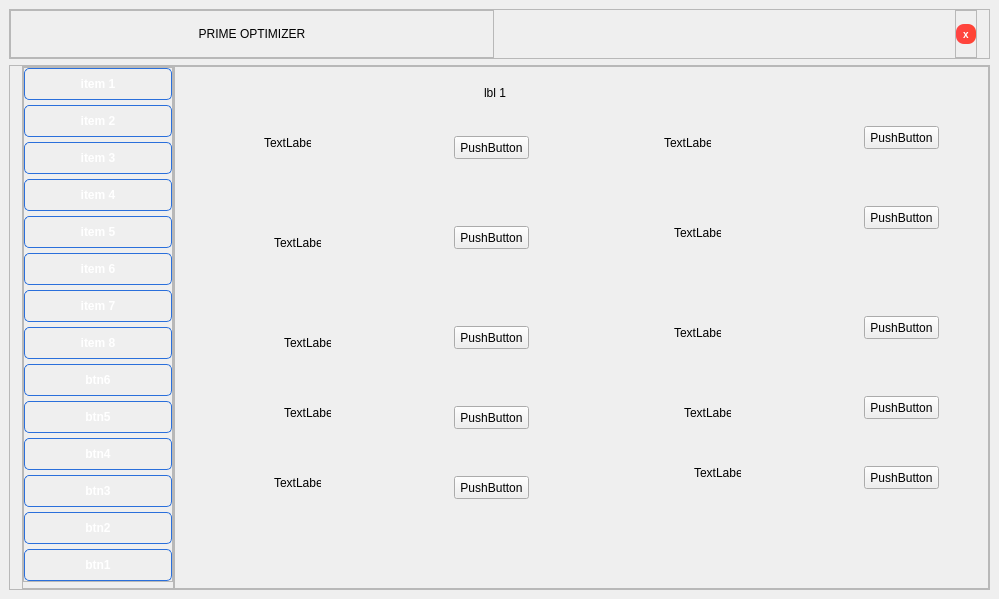
Before: the Qt Designer form interface.ui in ratestheme/project-1, drawn with Qt 5.
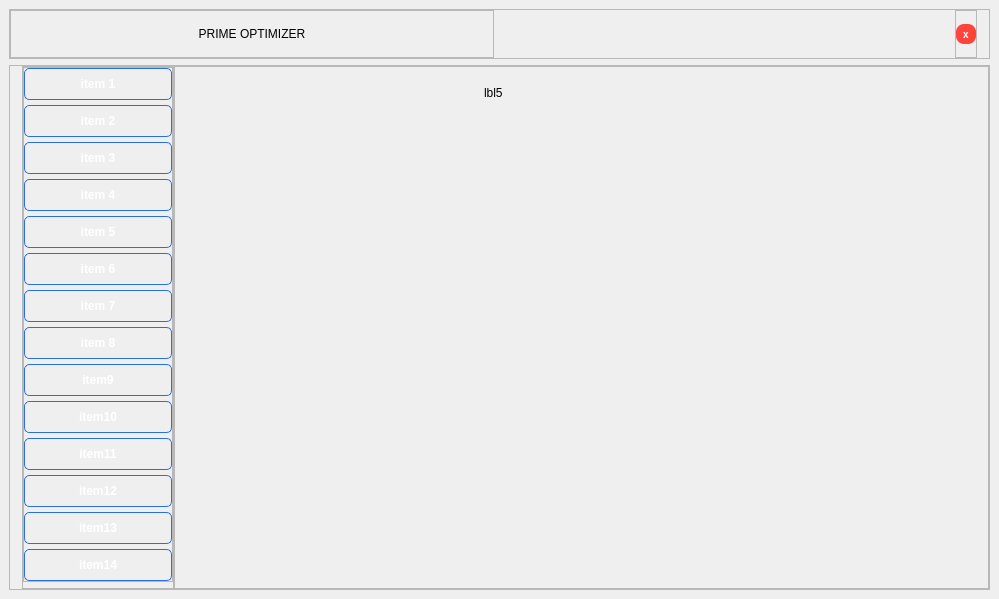
After: the same form once the commit is applied. The open tabs and pages were chosen to show the change.

Diff of the .ui file:
```diff
--- a/interface.ui
+++ b/interface.ui
@@ -7,7 +7,7 @@
     <x>0</x>
     <y>0</y>
     <width>999</width>
-    <height>576</height>
+    <height>585</height>
    </rect>
   </property>
   <property name="windowTitle">
@@ -551,7 +551,7 @@
 }</string>
                </property>
                <property name="text">
-                <string>btn6</string>
+                <string>item9</string>
                </property>
               </widget>
              </item>
@@ -585,7 +585,7 @@
 }</string>
                </property>
                <property name="text">
-                <string>btn5</string>
+                <string>item10</string>
                </property>
               </widget>
              </item>
@@ -619,7 +619,7 @@
 }</string>
                </property>
                <property name="text">
-                <string>btn4</string>
+                <string>item11</string>
                </property>
               </widget>
              </item>
@@ -653,7 +653,7 @@
 }</string>
                </property>
                <property name="text">
-                <string>btn3</string>
+                <string>item12</string>
                </property>
               </widget>
              </item>
@@ -687,7 +687,7 @@
 }</string>
                </property>
                <property name="text">
-                <string>btn2</string>
+                <string>item13</string>
                </property>
               </widget>
              </item>
@@ -721,7 +721,7 @@
 }</string>
                </property>
                <property name="text">
-                <string>btn1</string>
+                <string>item14</string>
                </property>
               </widget>
              </item>
@@ -752,7 +752,7 @@
           <item>
            <widget class="QStackedWidget" name="stackedWidget">
             <property name="currentIndex">
-             <number>8</number>
+             <number>11</number>
             </property>
             <widget class="QWidget" name="page">
              <widget class="QLabel" name="label_2">
@@ -874,282 +874,8 @@
               </property>
              </widget>
             </widget>
-            <widget class="QWidget" name="page_13">
-             <widget class="QLabel" name="label_10">
-              <property name="geometry">
-               <rect>
-                <x>300</x>
-                <y>10</y>
-                <width>47</width>
-                <height>13</height>
-               </rect>
-              </property>
-              <property name="text">
-               <string>lbl 1</string>
-              </property>
-             </widget>
-             <widget class="QPushButton" name="pushButton_16">
-              <property name="geometry">
-               <rect>
-                <x>270</x>
-                <y>60</y>
-                <width>75</width>
-                <height>23</height>
-               </rect>
-              </property>
-              <property name="text">
-               <string>PushButton</string>
-              </property>
-             </widget>
-             <widget class="QPushButton" name="pushButton_17">
-              <property name="geometry">
-               <rect>
-                <x>680</x>
-                <y>50</y>
-                <width>75</width>
-                <height>23</height>
-               </rect>
-              </property>
-              <property name="text">
-               <string>PushButton</string>
-              </property>
-             </widget>
-             <widget class="QPushButton" name="pushButton_18">
-              <property name="geometry">
-               <rect>
-                <x>270</x>
-                <y>150</y>
-                <width>75</width>
-                <height>23</height>
-               </rect>
-              </property>
-              <property name="text">
-               <string>PushButton</string>
-              </property>
-             </widget>
-             <widget class="QPushButton" name="pushButton_19">
-              <property name="geometry">
-               <rect>
-                <x>680</x>
-                <y>130</y>
-                <width>75</width>
-                <height>23</height>
-               </rect>
-              </property>
-              <property name="text">
-               <string>PushButton</string>
-              </property>
-             </widget>
-             <widget class="QPushButton" name="pushButton_20">
-              <property name="geometry">
-               <rect>
-                <x>270</x>
-                <y>250</y>
-                <width>75</width>
-                <height>23</height>
-               </rect>
-              </property>
-              <property name="text">
-               <string>PushButton</string>
-              </property>
-             </widget>
-             <widget class="QPushButton" name="pushButton_21">
-              <property name="geometry">
-               <rect>
-                <x>680</x>
-                <y>240</y>
-                <width>75</width>
-                <height>23</height>
-               </rect>
-              </property>
-              <property name="text">
-               <string>PushButton</string>
-              </property>
-             </widget>
-             <widget class="QPushButton" name="pushButton_22">
-              <property name="geometry">
-               <rect>
-                <x>270</x>
-                <y>330</y>
-                <width>75</width>
-                <height>23</height>
-               </rect>
-              </property>
-              <property name="text">
-               <string>PushButton</string>
-              </property>
-             </widget>
-             <widget class="QPushButton" name="pushButton_23">
-              <property name="geometry">
-               <rect>
-                <x>680</x>
-                <y>320</y>
-                <width>75</width>
-                <height>23</height>
-               </rect>
-              </property>
-              <property name="text">
-               <string>PushButton</string>
-              </property>
-             </widget>
-             <widget class="QPushButton" name="pushButton_24">
-              <property name="geometry">
-               <rect>
-                <x>270</x>
-                <y>400</y>
-                <width>75</width>
-                <height>23</height>
-               </rect>
-              </property>
-              <property name="text">
-               <string>PushButton</string>
-              </property>
-             </widget>
-             <widget class="QPushButton" name="pushButton_25">
-              <property name="geometry">
-               <rect>
-                <x>680</x>
-                <y>390</y>
-                <width>75</width>
-                <height>23</height>
-               </rect>
-              </property>
-              <property name="text">
-               <string>PushButton</string>
-              </property>
-             </widget>
-             <widget class="QLabel" name="label_16">
-              <property name="geometry">
-               <rect>
-                <x>80</x>
-                <y>60</y>
-                <width>47</width>
-                <height>13</height>
-               </rect>
-              </property>
-              <property name="text">
-               <string>TextLabel</string>
-              </property>
-             </widget>
-             <widget class="QLabel" name="label_17">
-              <property name="geometry">
-               <rect>
-                <x>480</x>
-                <y>60</y>
-                <width>47</width>
-                <height>13</height>
-               </rect>
-              </property>
-              <property name="text">
-               <string>TextLabel</string>
-              </property>
-             </widget>
-             <widget class="QLabel" name="label_18">
-              <property name="geometry">
-               <rect>
-                <x>90</x>
-                <y>160</y>
-                <width>47</width>
-                <height>13</height>
-               </rect>
-              </property>
-              <property name="text">
-               <string>TextLabel</string>
-              </property>
-             </widget>
-             <widget class="QLabel" name="label_19">
-              <property name="geometry">
-               <rect>
-                <x>490</x>
-                <y>150</y>
-                <width>47</width>
-                <height>13</height>
-               </rect>
-              </property>
-              <property name="text">
-               <string>TextLabel</string>
-              </property>
-             </widget>
-             <widget class="QLabel" name="label_20">
-              <property name="geometry">
-               <rect>
-                <x>100</x>
-                <y>260</y>
-                <width>47</width>
-                <height>13</height>
-               </rect>
-              </property>
-              <property name="text">
-               <string>TextLabel</string>
-              </property>
-             </widget>
-             <widget class="QLabel" name="label_21">
-              <property name="geometry">
-               <rect>
-                <x>490</x>
-                <y>250</y>
-                <width>47</width>
-                <height>13</height>
-               </rect>
-              </property>
-              <property name="text">
-               <string>TextLabel</string>
-              </property>
-             </widget>
-             <widget class="QLabel" name="label_22">
-              <property name="geometry">
-               <rect>
-                <x>100</x>
-                <y>330</y>
-                <width>47</width>
-                <height>13</height>
-               </rect>
-              </property>
-              <property name="text">
-               <string>TextLabel</string>
-              </property>
-             </widget>
-             <widget class="QLabel" name="label_23">
-              <property name="geometry">
-               <rect>
-                <x>500</x>
-                <y>330</y>
-                <width>47</width>
-                <height>13</height>
-               </rect>
-              </property>
-              <property name="text">
-               <string>TextLabel</string>
-              </property>
-             </widget>
-             <widget class="QLabel" name="label_24">
-              <property name="geometry">
-               <rect>
-                <x>90</x>
-                <y>400</y>
-                <width>47</width>
-                <height>13</height>
-               </rect>
-              </property>
-              <property name="text">
-               <string>TextLabel</string>
-              </property>
-             </widget>
-             <widget class="QLabel" name="label_25">
-              <property name="geometry">
-               <rect>
-                <x>510</x>
-                <y>390</y>
-                <width>47</width>
-                <height>13</height>
-               </rect>
-              </property>
-              <property name="text">
-               <string>TextLabel</string>
-              </property>
-             </widget>
-            </widget>
-            <widget class="QWidget" name="page_14">
+            <widget class="QWidget" name="page_17"/>
+            <widget class="QWidget" name="page_16">
              <widget class="QLabel" name="label_11">
               <property name="geometry">
                <rect>
@@ -1179,11 +905,11 @@
               </property>
              </widget>
             </widget>
-            <widget class="QWidget" name="page_16">
+            <widget class="QWidget" name="page_14">
              <widget class="QLabel" name="label_13">
               <property name="geometry">
                <rect>
-                <x>330</x>
+                <x>220</x>
                 <y>10</y>
                 <width>47</width>
                 <height>13</height>
@@ -1194,7 +920,7 @@
               </property>
              </widget>
             </widget>
-            <widget class="QWidget" name="page_17">
+            <widget class="QWidget" name="page_13">
              <widget class="QLabel" name="label_14">
               <property name="geometry">
                <rect>
```
